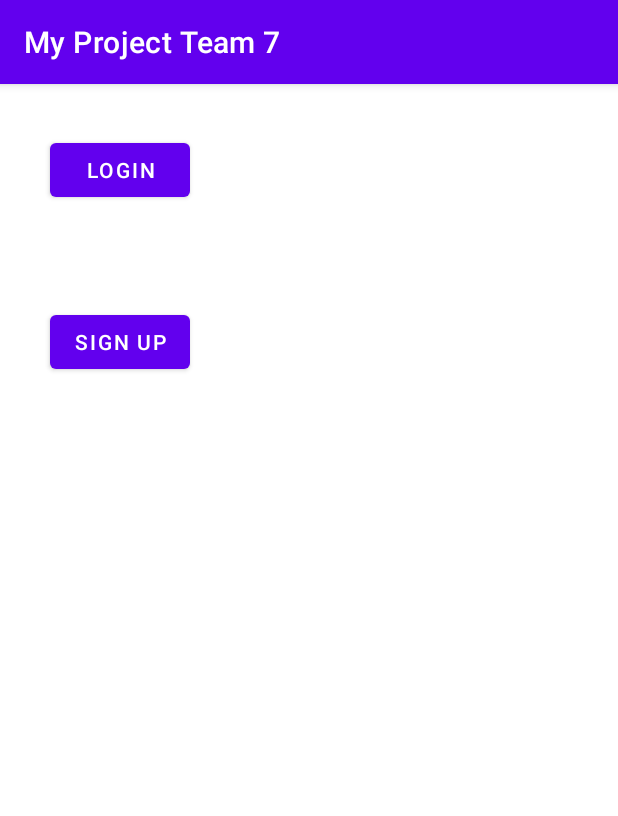
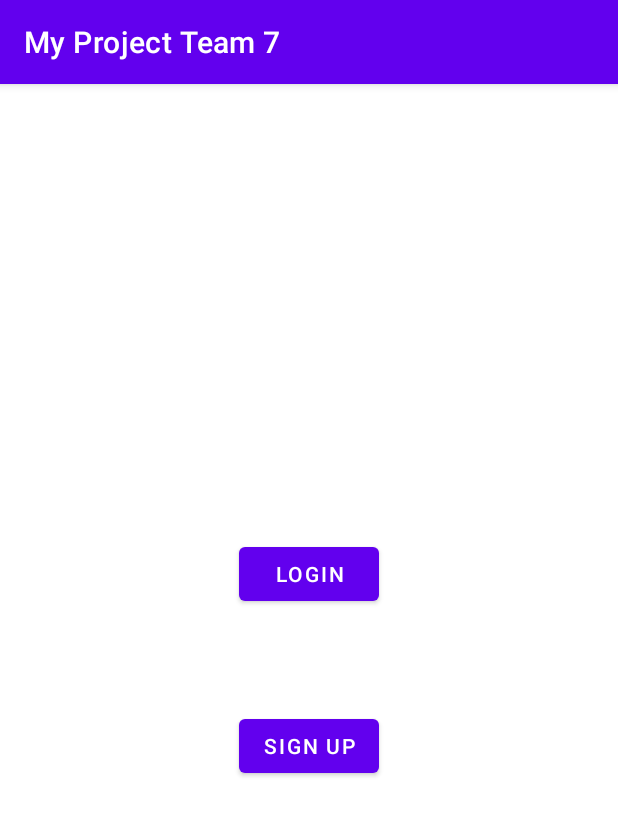
Before and after one commit to notice6143/Object-Oriented-Programming-Team-7, an Android app: the screen it shows after launch (MainActivity), on a phone screen of 412 x 824 dp. Shown: the top 816 px of the screen. Run offline under Robolectric (Android 15) with nearby library versions, the phone set to English and light mode, and no system bars.

```diff
--- a/app/src/main/java/com/example/myprojectteam7/MainActivity.kt
+++ b/app/src/main/java/com/example/myprojectteam7/MainActivity.kt
@@ -11,12 +11,19 @@ class MainActivity : AppCompatActivity() {
     override fun onCreate(savedInstanceState: Bundle?) {
         super.onCreate(savedInstanceState)
         binding = ActivityMainBinding.inflate(layoutInflater)
-        setContentView(R.layout.activity_main)
+        setContentView(binding.root)
 
         binding.btnLogin.setOnClickListener {
             val intent = Intent(this, LoginActivity::class.java)
             intent.addFlags(Intent.FLAG_ACTIVITY_CLEAR_TOP)
             startActivity(intent)
+            finish()
+        }
+        binding.btnSignup.setOnClickListener {
+            val intent = Intent(this, SignupActivity::class.java)
+            intent.addFlags(Intent.FLAG_ACTIVITY_CLEAR_TOP)
+            startActivity(intent)
+            finish()
         }
     }
 }
--- a/app/src/main/res/layout/activity_main.xml
+++ b/app/src/main/res/layout/activity_main.xml
@@ -10,8 +10,10 @@
         android:layout_width="wrap_content"
         android:layout_height="wrap_content"
         android:orientation="vertical"
-        tools:layout_editor_absoluteX="139dp"
-        tools:layout_editor_absoluteY="249dp">
+        app:layout_constraintBottom_toBottomOf="parent"
+        app:layout_constraintEnd_toEndOf="parent"
+        app:layout_constraintStart_toStartOf="parent"
+        app:layout_constraintTop_toTopOf="parent">
 
         <Button
             android:id="@+id/btn_login"
@@ -27,4 +29,5 @@
             android:layout_margin="50px"
             android:text="Sign Up" />
     </LinearLayout>
+
 </androidx.constraintlayout.widget.ConstraintLayout>
```
Also changed, not shown: app/src/main/java/com/example/myprojectteam7/LoginActivity.kt (+19 -1 lines), app/src/main/java/com/example/myprojectteam7/LogoutActivity.kt (+7 -1 lines), app/src/main/java/com/example/myprojectteam7/SignupActivity.kt (+6 -1 lines), app/src/main/res/layout/activity_login2.xml (+24 -0 lines), app/src/main/res/layout/activity_signup.xml (+7 -0 lines).
